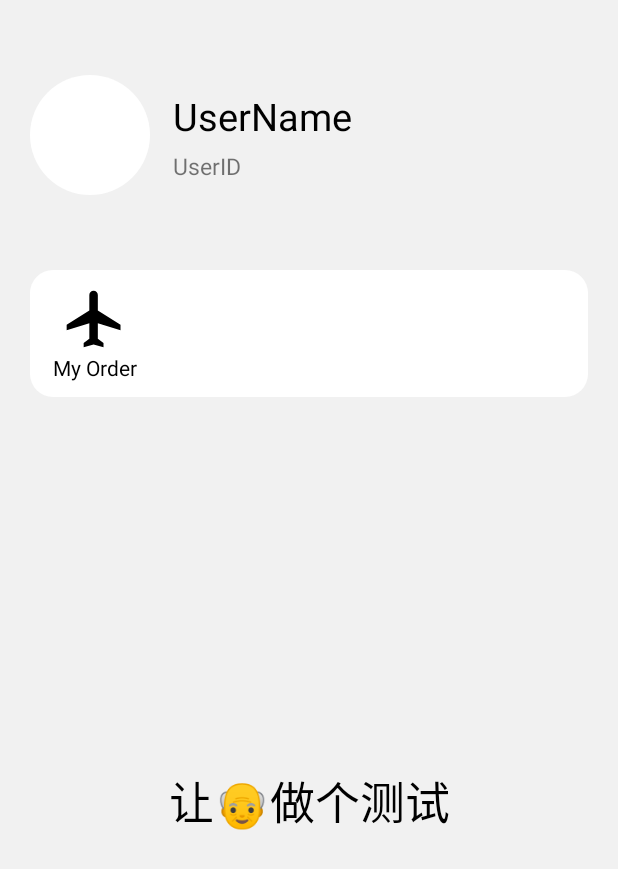
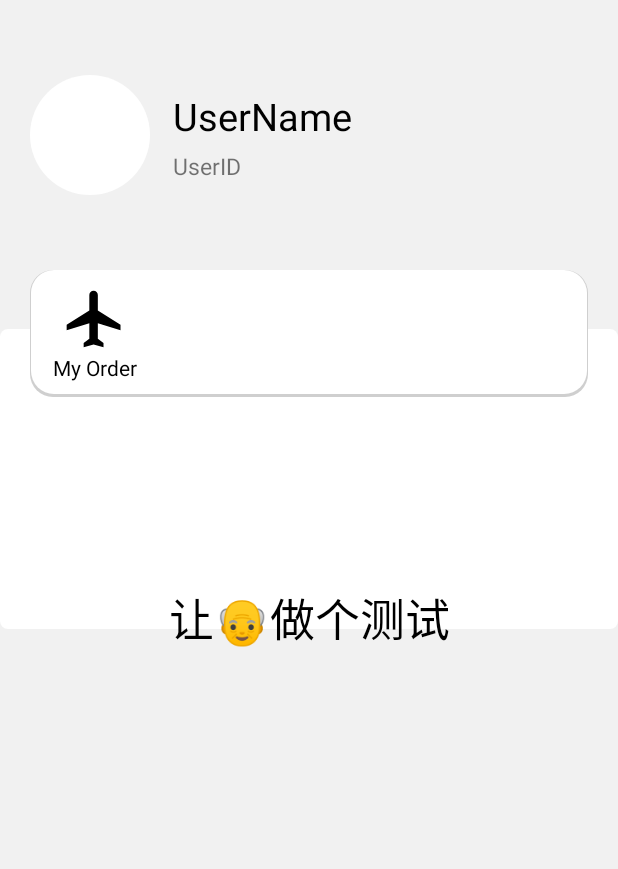
Before and after one commit to WEIHAOLEE/ClickToFlight, an Android app: the layout fragment_me.xml on its own in the app's theme, with its tools: preview values and no code run, on a phone screen of 412 x 824 dp. Shown: the top 869 px of the screen. Run offline under Robolectric (Android 15) with nearby library versions, the phone set to English and light mode, and no system bars.

Commit message:
update the profie page(add some shape)

```diff
--- a/app/build.gradle
+++ b/app/build.gradle
@@ -6,8 +6,8 @@ android {
         applicationId "com.sky.clicktoflight"
         minSdkVersion 24
         targetSdkVersion 29
-        versionCode 6
-        versionName "1.13.1"
+        versionCode 7
+        versionName "1.13.12"
         testInstrumentationRunner "androidx.test.runner.AndroidJUnitRunner"
     }
     buildTypes {
--- /dev/null
+++ b/app/src/main/res/drawable-v24/profile_main_shape.xml
@@ -0,0 +1,21 @@
+<?xml version="1.0" encoding="UTF-8"?>
+<shape xmlns:android="http://schemas.android.com/apk/res/android" >
+
+    <!-- view背景色 -->
+    <solid android:color="#FFFFFF" />
+    <!-- 边框颜色 宽度 -->
+    <!--<stroke-->
+    <!--android:width="1dip"-->
+    <!--android:color="#000000" />-->
+    <!-- 边框圆角 -->
+    <corners
+        android:topLeftRadius="5dp"
+        android:bottomLeftRadius="5dp"
+        android:bottomRightRadius="5dp"
+        android:topRightRadius="5dp" />
+    <!--<padding-->
+    <!--android:left="10dp"/>-->
+
+
+
+</shape>
--- a/app/src/main/res/drawable-v24/profile_view_round.xml
+++ b/app/src/main/res/drawable-v24/profile_view_round.xml
@@ -1,13 +1,9 @@
 <?xml version="1.0" encoding="UTF-8"?>
-<shape xmlns:android="http://schemas.android.com/apk/res/android" >
-
+<layer-list xmlns:android="http://schemas.android.com/apk/res/android">
+    <item>
+        <shape>
             <!-- view背景色 -->
-    <solid android:color="#FFFFFF" />
-    <!-- 边框颜色 宽度 -->
-    <!--<stroke-->
-    <!--android:width="1dip"-->
-    <!--android:color="#000000" />-->
-    <!-- 边框圆角 -->
+            <solid android:color="#CFCFCF" />
             <corners
                 android:topLeftRadius="15dp"
                 android:bottomLeftRadius="15dp"
@@ -15,7 +11,25 @@
                 android:topRightRadius="15dp" />
             <!--<padding-->
             <!--android:left="10dp"/>-->
+        </shape>
+    </item>
 
 
 
+    <item android:bottom="2dp"
+        android:left="1dp"
+        android:right="1dp">
+        <shape>
+            <!-- view背景色 -->
+            <solid android:color="#FFFFFF" />
+            <corners
+                android:topLeftRadius="15dp"
+                android:bottomLeftRadius="15dp"
+                android:bottomRightRadius="15dp"
+                android:topRightRadius="15dp" />
+            <!--<padding-->
+            <!--android:left="10dp"/>-->
         </shape>
+    </item>
+
+</layer-list>
--- a/app/src/main/res/layout/fragment_me.xml
+++ b/app/src/main/res/layout/fragment_me.xml
@@ -1,13 +1,16 @@
 <?xml version="1.0" encoding="utf-8"?>
-<LinearLayout xmlns:android="http://schemas.android.com/apk/res/android"
+<RelativeLayout xmlns:android="http://schemas.android.com/apk/res/android"
     android:layout_width="match_parent"
     android:layout_height="match_parent"
     android:orientation="vertical"
     android:background="@color/background"
-    android:padding="20dp">
+    >
 
     <RelativeLayout
-        android:layout_marginTop="30dp"
+        android:id="@+id/rl_profile_photo"
+        android:layout_marginTop="50dp"
+        android:layout_marginLeft="20dp"
+        android:layout_marginRight="20dp"
         android:layout_width="wrap_content"
         android:layout_height="wrap_content">
 
@@ -42,6 +45,18 @@
     </RelativeLayout>
 
     <RelativeLayout
+        android:layout_width="match_parent"
+        android:layout_height="200dp"
+        android:layout_below="@id/rl_profile_shape"
+        android:layout_marginTop="-45dp"
+        android:background="@drawable/profile_main_shape">
+
+    </RelativeLayout>
+
+
+    <RelativeLayout
+        android:id="@+id/rl_profile_shape"
+        android:layout_below="@id/rl_profile_photo"
         android:layout_marginTop="50dp"
         android:layout_width="match_parent"
         android:layout_height="wrap_content"
@@ -49,6 +64,8 @@
         android:paddingTop="10dp"
         android:paddingRight="15dp"
         android:paddingBottom="10dp"
+        android:layout_marginLeft="20dp"
+        android:layout_marginRight="20dp"
         android:background="@drawable/profile_view_round">
 
 
@@ -62,6 +79,8 @@
     </RelativeLayout>
 
 
+
+
     <TextView
         android:id="@+id/tv_fm"
         android:layout_width="match_parent"
@@ -70,4 +89,4 @@
         android:textSize="30sp"
         android:textColor="#000000"
         android:gravity="center"/>
-</LinearLayout>
+</RelativeLayout>
```
Also changed, not shown: 2 other files. Lines whose indentation alone changed are shown as unchanged.
